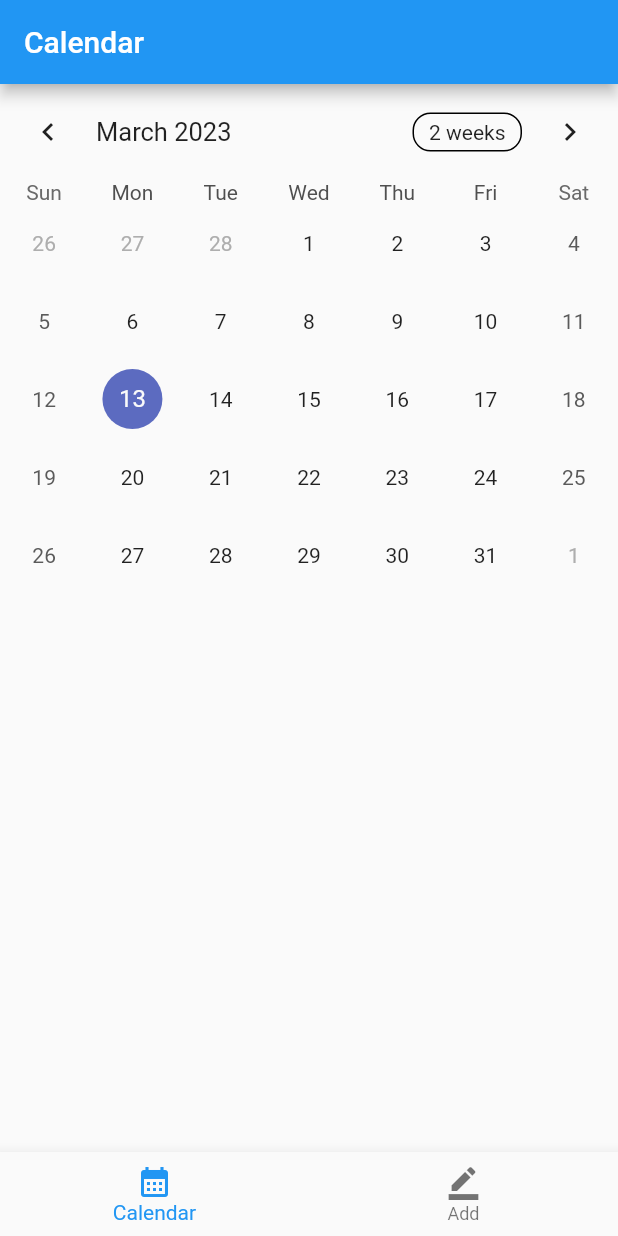
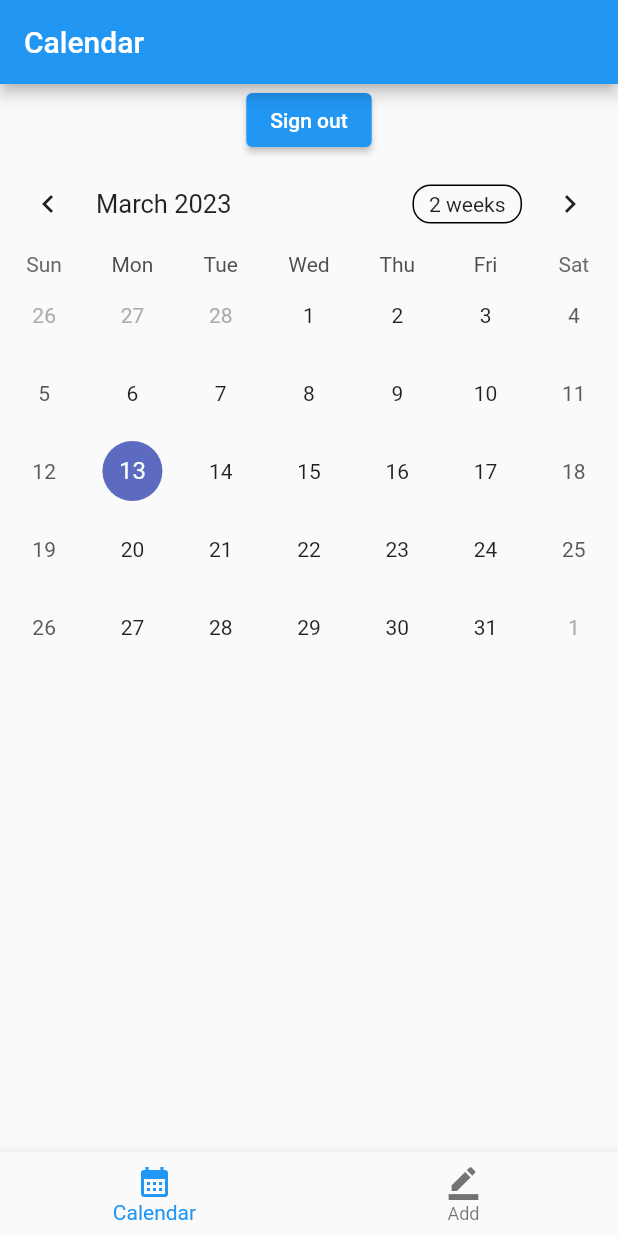
Before and after one commit to artemparshin/location_app, a Flutter app: the CalendarTab screen opened directly, on a phone screen of 412 x 824 dp. Run offline on Flutter 3.47's test engine with Material 2 defaults, Android fonts, the phone set to English and light mode, and no system bars; drawn by our look-alikes of table_calendar; our stand-ins replace bloc, cloud_firestore, equatable, firebase_auth, firebase_core, flutter_bloc; accounts and stored records are empty.

Commit message:
Made sign out and show data for certain user

```diff
--- a/lib/service/database_service.dart
+++ b/lib/service/database_service.dart
@@ -1,4 +1,5 @@
 import "package:cloud_firestore/cloud_firestore.dart";
+import 'package:firebase_auth/firebase_auth.dart';
 import 'package:location_app/model/event_model.dart';
 
 class MyDatabaseService {
@@ -8,18 +9,25 @@ class MyDatabaseService {
   final CollectionReference bookingLocations =
       FirebaseFirestore.instance.collection("LocationCollection");
 
+  final CollectionReference userCollection =
+    FirebaseFirestore.instance.collection("user");
+
+  get uid => FirebaseAuth.instance.currentUser?.uid;
+
   Future updateLocationData(
       EventModel event ) async {
+
     return await bookingLocations.doc().set({
       "From": event.From,
       "To": event.To,
       "Price": event.Price,
-      "Date": event.Date
+      "Date": event.Date,
+      "user": uid
     });
   }
 
   Future<List<EventModel>> getLocationCollectionData() async {
-    return await bookingLocations.get().then((QuerySnapshot res) {
+    return await bookingLocations.where("user", isEqualTo: uid).get().then((QuerySnapshot res) {
     return res.docs
     .map((e) => EventModel(From: e['From'], To: e['To'], Price: e['Price'], Date: e['Date'].toDate()))
     .toList();
--- a/lib/service/login_reg_service.dart
+++ b/lib/service/login_reg_service.dart
@@ -1,3 +1,4 @@
+import 'package:cloud_firestore/cloud_firestore.dart';
 import 'package:firebase_auth/firebase_auth.dart';
 
 class LoginService {
--- a/lib/views/calendar_tab.dart
+++ b/lib/views/calendar_tab.dart
@@ -1,6 +1,9 @@
+import 'package:firebase_auth/firebase_auth.dart';
+import 'package:firebase_core/firebase_core.dart';
 import 'package:flutter/material.dart';
 import 'package:location_app/model/event_model.dart';
 import 'package:location_app/service/database_service.dart';
+import 'package:location_app/views/welcome_screen.dart';
 import 'package:table_calendar/table_calendar.dart';
 import 'add_tab.dart';
 
@@ -14,18 +17,20 @@ class CalendarState extends State<CalendarTab> {
 
   @override
   void initState() {
-    MyDatabaseService().getLocationCollectionData().then((value) {eventList = ValueNotifier(value);});
+    MyDatabaseService().getLocationCollectionData().then((value) {eventList = value;});
     super.initState();
   }
 
-  static ValueNotifier<List<EventModel>> eventList = ValueNotifier(List.empty());
-  List<EventModel> eventListValue = eventList.value;
+  static List<EventModel> eventList = List.empty();
+
+  static ValueNotifier<DateTime> _mySelectedDay = ValueNotifier(DateTime.now());
+
+  static DateTime _focusedDay = DateTime.now();
+
   int currentTabIndex = 0;
-  ValueNotifier<bool> notifier = ValueNotifier(false);
-  ValueNotifier<DateTime> mySelectedDay = ValueNotifier(DateTime.now());
 
   EventModel? getIndex(DateTime day) {
-    for (var event in eventListValue) {
+    for (var event in eventList) {
       if ((event.Date.day == day.day) &&
         (event.Date.month == day.month) &&
         (event.Date.year == day.year)) {
@@ -35,10 +40,23 @@ class CalendarState extends State<CalendarTab> {
   }
 
   List<String> getEventsForDay(DateTime day) {
-    if (eventListValue.any((element) => element.Date.day == day.day && element.Date.month == day.month && element.Date.year == day.year)) {
+    if (eventList.any((element) => element.Date.day == day.day && element.Date.month == day.month && element.Date.year == day.year)) {
       return [""];
     }
     return [];
+  }
+
+  Widget _signOut(BuildContext context) {
+      return ElevatedButton(
+        onPressed: () {
+          FirebaseAuth.instance.signOut();
+          Navigator.of(context)
+          .push(MaterialPageRoute(builder: (BuildContext context) {
+            return const WelcomeScreen();
+          }));
+        },
+        child: const Text("Sign out")
+      );
     }
 
   @override
@@ -47,30 +65,27 @@ class CalendarState extends State<CalendarTab> {
       appBar: AppBar(
           title: const Text("Calendar"), automaticallyImplyLeading: false),
       body: Column(children: [
+        _signOut(context),
         TableCalendar(
             onDaySelected: (DateTime selectedDay, DateTime focusedDay) {
               setState(() {
-                mySelectedDay.value = selectedDay;
+                _mySelectedDay.value = selectedDay;
+                _focusedDay = focusedDay;
               });
             },
             selectedDayPredicate: (day) {
-              // bool predicate = false;
-              // if (mySelectedDay == day || mySelectedDay == DateTime.now()) {
-              //   predicate = true;
-              // }
-              // return predicate;
-              return isSameDay(mySelectedDay.value, day);
+              return isSameDay(_mySelectedDay.value, day);
             },
             firstDay: DateTime.utc(2010),
             lastDay: DateTime.utc(2030),
-            focusedDay: DateTime.now(),
+            focusedDay: _focusedDay,
             eventLoader: (day) {
               return getEventsForDay(day);
             }),
         ValueListenableBuilder(
-          valueListenable: mySelectedDay,
+          valueListenable: _mySelectedDay,
           builder: (BuildContext context, dynamic value, Widget? child) {
-            return (eventListValue.isNotEmpty && getIndex(value) != null) ? Expanded(child: Column(
+            return (eventList.isNotEmpty && getIndex(value) != null) ? Expanded(child: Column(
               children: [
                 Row(
                   children: [const Text("From "), Text(getIndex(value)!.From)],
@@ -85,7 +100,7 @@ class CalendarState extends State<CalendarTab> {
                   children: [const Text("Date "), Text(getIndex(value)!.Date.toString())],
                 )
               ],
-            )) : const SizedBox();
+            )) : const SizedBox.shrink();
           },
         )
       ]),
```
Also changed, not shown: lib/main.dart (+8 -16 lines). Lines whose indentation alone changed are shown as unchanged.
